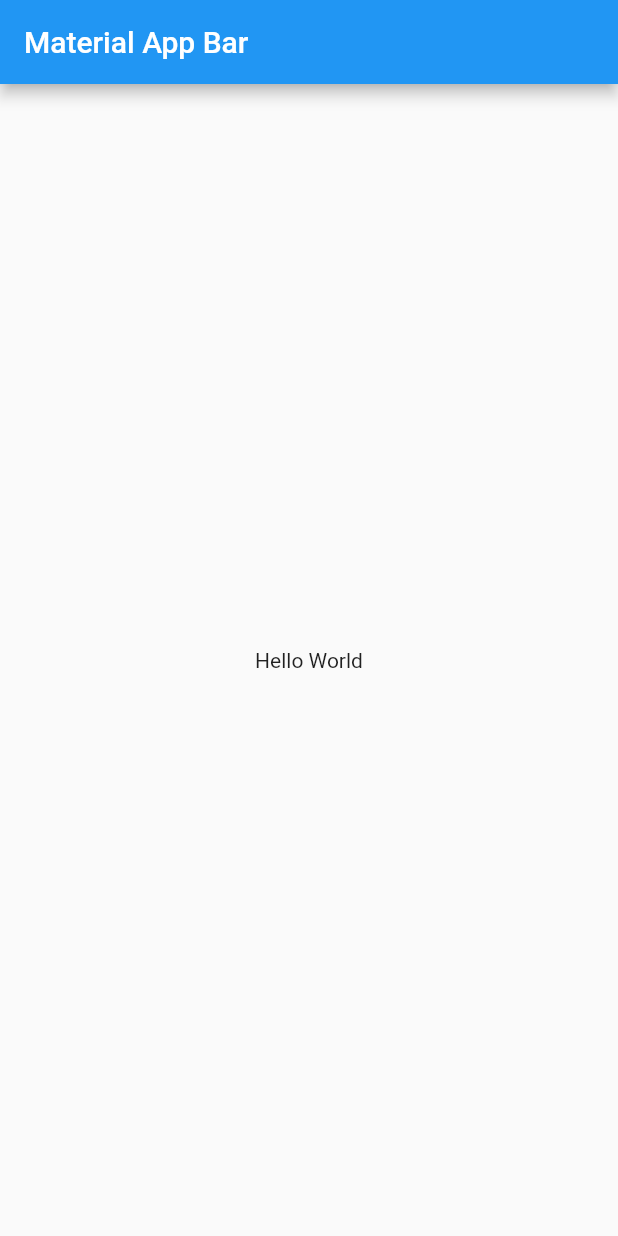
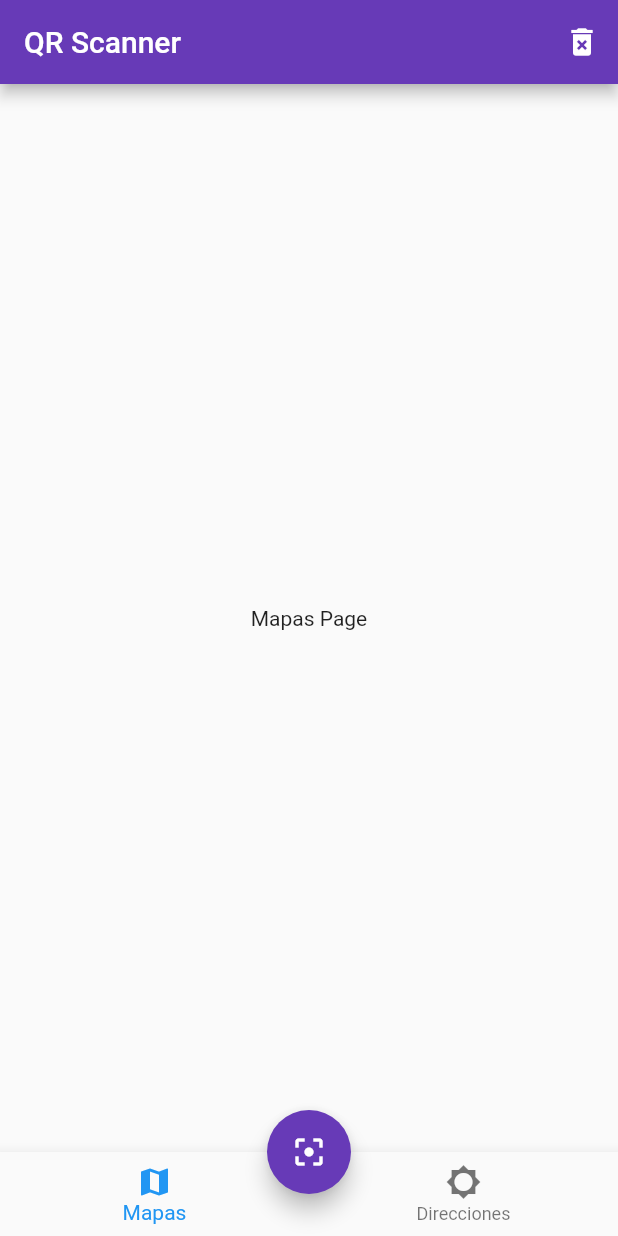
Before and after one commit to jclumbreras93/QRScanner_Flutter, a Flutter app: the screen it shows after launch, on a phone screen of 412 x 824 dp. Run offline on Flutter 3.47's test engine with Material 2 defaults, Android fonts, the phone set to English and light mode, and no system bars; missing offline and left inert: barcode_scan.

Commit message:
add qr function

```diff
--- a/lib/main.dart
+++ b/lib/main.dart
@@ -1,4 +1,5 @@
 import 'package:flutter/material.dart';
+import 'package:qrscanner_flutter/src/pages/home_page.dart';
 
 void main() => runApp(MyApp());
 
@@ -6,16 +7,15 @@ class MyApp extends StatelessWidget {
   @override
   Widget build(BuildContext context) {
     return MaterialApp(
-      title: 'Material App',
-      home: Scaffold(
-        appBar: AppBar(
-          title: Text('Material App Bar'),
-        ),
-        body: Center(
-          child: Container(
-            child: Text('Hello World'),
-          ),
-        ),
+      debugShowCheckedModeBanner: false,
+      title: 'QRScanner',
+      initialRoute: 'home',
+      routes: {
+        'home' : (BuildContext context) => HomePage(),
+
+      },
+      theme: ThemeData(
+        primaryColor: Colors.deepPurple
       ),
     );
   }
--- /dev/null
+++ b/lib/src/pages/direcciones_page.dart
@@ -0,0 +1,10 @@
+import 'package:flutter/material.dart';
+
+class DireccionesPage extends StatelessWidget {
+  @override
+  Widget build(BuildContext context) {
+    return Center(
+      child: Text('Direcciones Page'),
+    );
+  }
+}
--- /dev/null
+++ b/lib/src/pages/home_page.dart
@@ -0,0 +1,87 @@
+import 'package:flutter/material.dart';
+import 'package:qrscanner_flutter/src/pages/direcciones_page.dart';
+import 'package:qrscanner_flutter/src/pages/mapas_page.dart';
+import 'package:barcode_scan/barcode_scan.dart';
+
+class HomePage extends StatefulWidget {
+  @override
+  _HomePageState createState() => _HomePageState();
+}
+
+class _HomePageState extends State<HomePage> {
+
+  int currentIndex = 0;
+
+  @override
+  Widget build(BuildContext context) {
+    return Scaffold(
+      appBar: AppBar(
+        title: Text('QR Scanner'),
+        actions: <Widget>[
+          IconButton(
+            icon: Icon(Icons.delete_forever),
+            onPressed: (){}
+          )
+        ],
+      ),
+      body: _callPage(currentIndex),
+      bottomNavigationBar: _crearBottomNavigationBar(),
+      floatingActionButtonLocation: FloatingActionButtonLocation.centerDocked,
+      floatingActionButton: FloatingActionButton(
+        onPressed: _scanQR,
+        child: Icon(Icons.filter_center_focus),
+        backgroundColor: Theme.of(context).primaryColor,
+      ),
+    );
+  }
+
+  _scanQR() async{
+    // https://www.google.es/
+    // geo:41.38005795448842,2.1579716984524833
+
+    dynamic futureString = '';
+
+    try {
+      futureString = await BarcodeScanner.scan();
+    } catch (e) {
+      futureString = e.toString();
+    }
+    print('Future String: ${futureString.rawContent}');
+
+    if (futureString != null) {
+      print('Tenemos informacion');
+    }
+
+  }
+
+  Widget _callPage(int paginaActual) {
+
+    switch (paginaActual) {
+      case 0: return MapasPage();
+      case 1: return DireccionesPage();
+      default: return MapasPage();
+    }
+
+  }
+
+  Widget _crearBottomNavigationBar() {
+    return BottomNavigationBar(
+      currentIndex: currentIndex,
+      onTap: (index){
+        setState(() {
+          currentIndex = index;
+        });
+      },
+      items: [
+        BottomNavigationBarItem(
+          icon: Icon(Icons.map),
+          title: Text('Mapas'),
+        ),
+        BottomNavigationBarItem(
+          icon: Icon(Icons.brightness_5),
+          title: Text('Direcciones'),
+        ),
+      ]
+    );
+  }
+}
--- /dev/null
+++ b/lib/src/pages/mapas_page.dart
@@ -0,0 +1,10 @@
+import 'package:flutter/material.dart';
+
+class MapasPage extends StatelessWidget {
+  @override
+  Widget build(BuildContext context) {
+    return Center(
+      child: Text('Mapas Page'),
+    );
+  }
+}
--- a/pubspec.yaml
+++ b/pubspec.yaml
@@ -28,6 +28,7 @@ dependencies:
   # The following adds the Cupertino Icons font to your application.
   # Use with the CupertinoIcons class for iOS style icons.
   cupertino_icons: ^0.1.3
+  barcode_scan: ^3.0.1
 
 dev_dependencies:
   flutter_test:
```
Also changed, not shown: pubspec.lock, 11 other files.
